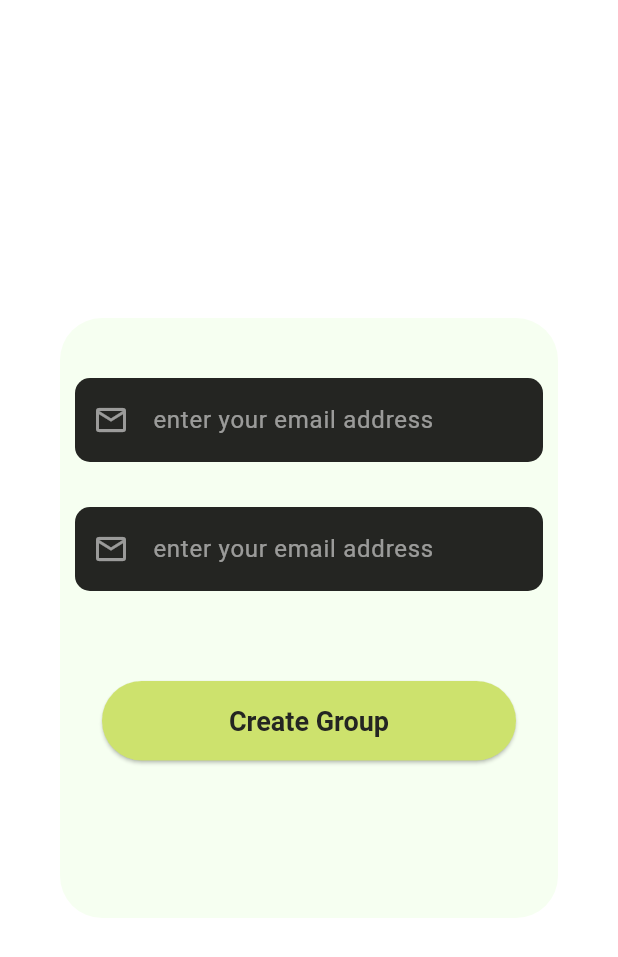
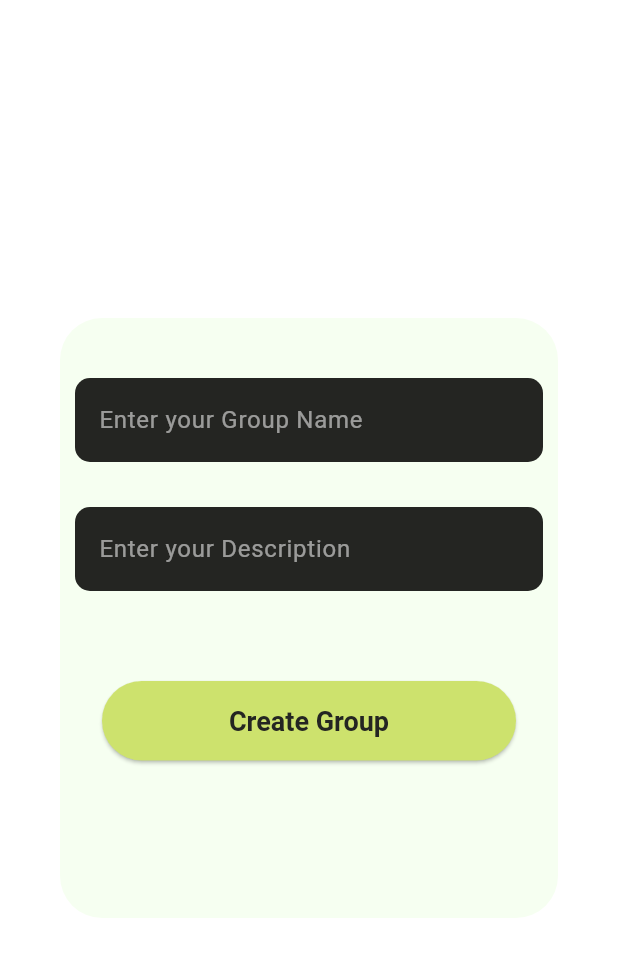
Before and after one commit to rav3zster/totalhealthy-ai, a Flutter app: the CreateGroup widget shown alone on an empty page, opened directly, on a phone screen of 412 x 824 dp. Shown: the top 957 px of the screen. Run offline on Flutter 3.47's test engine with Material 3 defaults, Android fonts, the phone set to English and light mode, and no system bars; our stand-ins replace dio, get, get_storage; accounts and stored records are empty; network calls fail.

```diff
--- a/lib/app/modules/registration/views/registration_view.dart
+++ b/lib/app/modules/registration/views/registration_view.dart
@@ -295,8 +295,7 @@ class _CreateGroupState extends State<CreateGroup> {
                 decoration: InputDecoration(
                   filled: true,
                   fillColor: Color(0XFF242522),
-                  hintText: 'enter your email address',
-                  prefixIcon: Icon(Icons.email_outlined, color: Colors.white54),
+                  hintText: 'Enter your Group Name',
                   hintStyle: TextStyle(color: Colors.white54),
                   border: OutlineInputBorder(
                     borderRadius: BorderRadius.circular(10),
@@ -320,8 +319,7 @@ class _CreateGroupState extends State<CreateGroup> {
                 decoration: InputDecoration(
                   filled: true,
                   fillColor: Color(0XFF242522),
-                  hintText: 'enter your email address',
-                  prefixIcon: Icon(Icons.email_outlined, color: Colors.white54),
+                  hintText: 'Enter your Description',
                   hintStyle: TextStyle(color: Colors.white54),
                   border: OutlineInputBorder(
                     borderRadius: BorderRadius.circular(10),
```
